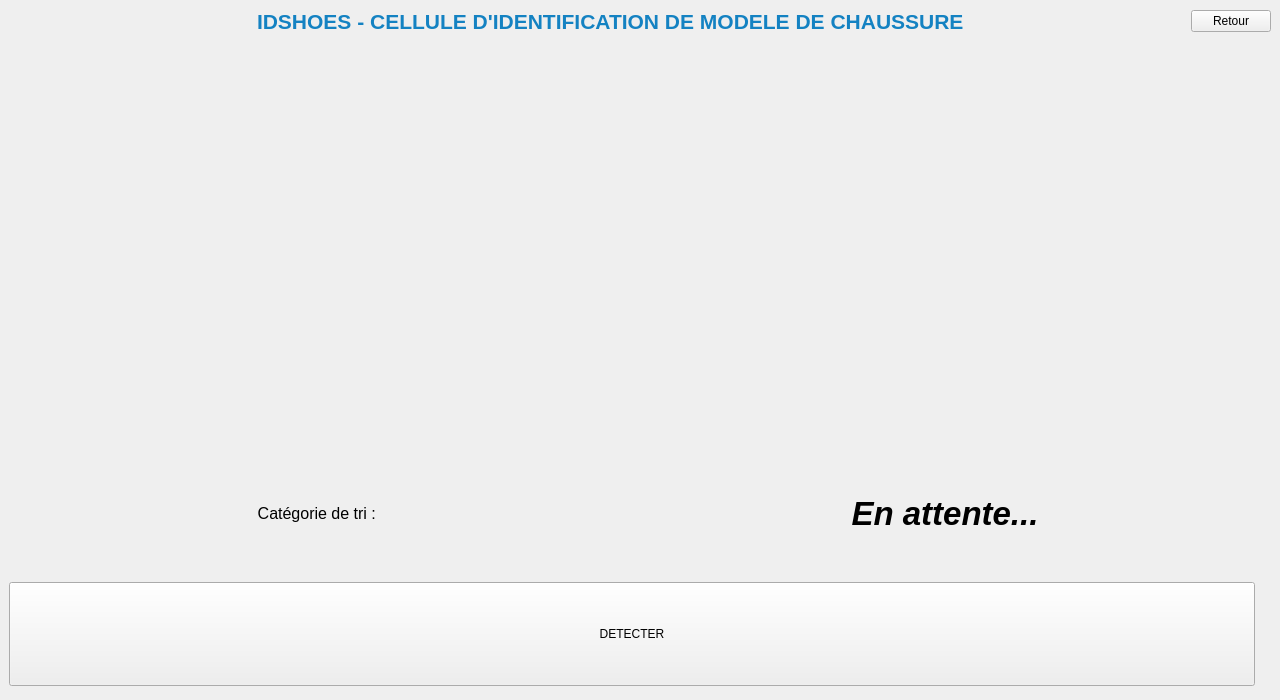
This is QtProjects/idshoes_poc_decathlon_demo_window.ui in spizberg/poc_decathlon as Qt 5 draws it before an edit. The edited form follows.
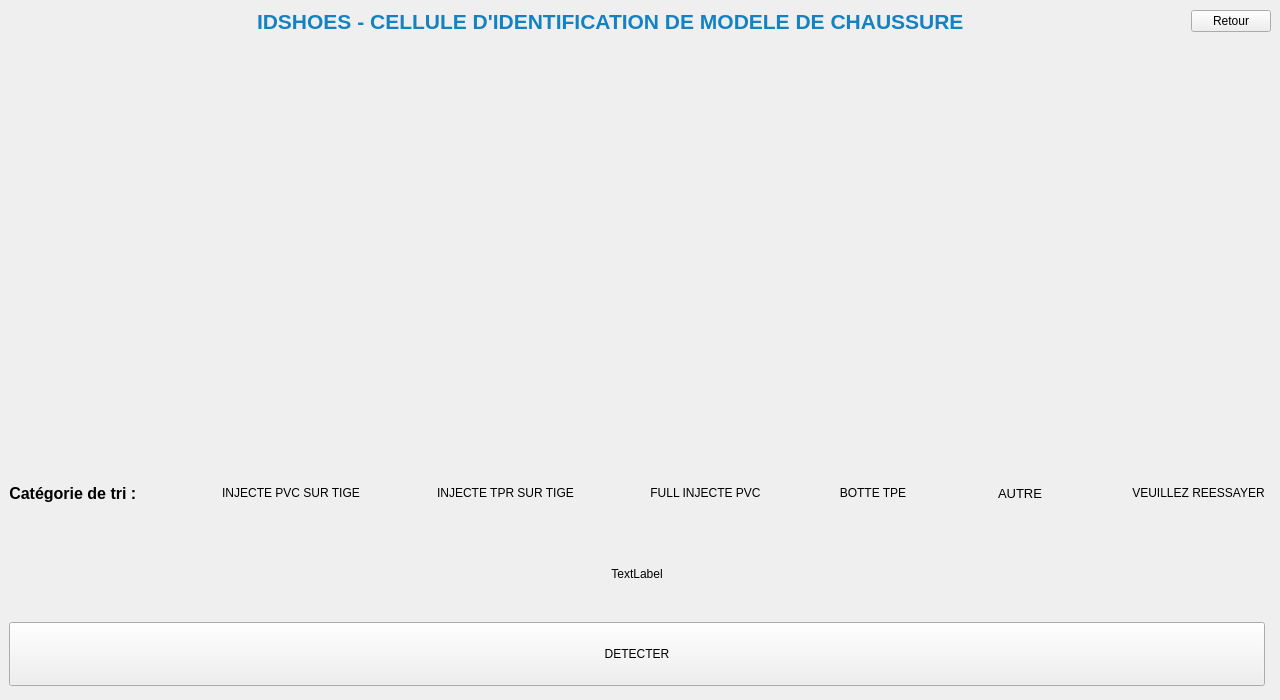
This is the edited form. Icons and pictures are not drawn.

Commit message: Retire confidence button

Patch:
```diff
--- a/QtProjects/idshoes_poc_decathlon_demo_window.ui
+++ b/QtProjects/idshoes_poc_decathlon_demo_window.ui
@@ -182,13 +182,15 @@
             </property>
             <property name="maximumSize">
              <size>
-              <width>16777215</width>
+              <width>250</width>
               <height>100</height>
              </size>
             </property>
             <property name="font">
              <font>
               <pointsize>12</pointsize>
+              <weight>75</weight>
+              <bold>true</bold>
              </font>
             </property>
             <property name="text">
@@ -203,17 +205,187 @@
            </widget>
           </item>
           <item>
-           <widget class="QLabel" name="bacPredictionLabel">
+           <spacer name="horizontalSpacer_3">
+            <property name="orientation">
+             <enum>Qt::Horizontal</enum>
+            </property>
+            <property name="sizeType">
+             <enum>QSizePolicy::Fixed</enum>
+            </property>
+            <property name="sizeHint" stdset="0">
+             <size>
+              <width>75</width>
+              <height>20</height>
+             </size>
+            </property>
+           </spacer>
+          </item>
+          <item>
+           <widget class="QLabel" name="ipstLabel">
+            <property name="sizePolicy">
+             <sizepolicy hsizetype="MinimumExpanding" vsizetype="Preferred">
+              <horstretch>0</horstretch>
+              <verstretch>0</verstretch>
+             </sizepolicy>
+            </property>
+            <property name="text">
+             <string>INJECTE PVC SUR TIGE</string>
+            </property>
+            <property name="alignment">
+             <set>Qt::AlignCenter</set>
+            </property>
+           </widget>
+          </item>
+          <item>
+           <spacer name="horizontalSpacer_4">
+            <property name="orientation">
+             <enum>Qt::Horizontal</enum>
+            </property>
+            <property name="sizeHint" stdset="0">
+             <size>
+              <width>40</width>
+              <height>20</height>
+             </size>
+            </property>
+           </spacer>
+          </item>
+          <item>
+           <widget class="QLabel" name="itspLabel">
+            <property name="sizePolicy">
+             <sizepolicy hsizetype="MinimumExpanding" vsizetype="Preferred">
+              <horstretch>0</horstretch>
+              <verstretch>0</verstretch>
+             </sizepolicy>
+            </property>
+            <property name="text">
+             <string>INJECTE TPR SUR TIGE</string>
+            </property>
+            <property name="alignment">
+             <set>Qt::AlignCenter</set>
+            </property>
+           </widget>
+          </item>
+          <item>
+           <spacer name="horizontalSpacer_5">
+            <property name="orientation">
+             <enum>Qt::Horizontal</enum>
+            </property>
+            <property name="sizeHint" stdset="0">
+             <size>
+              <width>40</width>
+              <height>20</height>
+             </size>
+            </property>
+           </spacer>
+          </item>
+          <item>
+           <widget class="QLabel" name="fipLabel">
+            <property name="sizePolicy">
+             <sizepolicy hsizetype="MinimumExpanding" vsizetype="Preferred">
+              <horstretch>0</horstretch>
+              <verstretch>0</verstretch>
+             </sizepolicy>
+            </property>
+            <property name="text">
+             <string>FULL INJECTE PVC</string>
+            </property>
+            <property name="alignment">
+             <set>Qt::AlignCenter</set>
+            </property>
+           </widget>
+          </item>
+          <item>
+           <spacer name="horizontalSpacer_6">
+            <property name="orientation">
+             <enum>Qt::Horizontal</enum>
+            </property>
+            <property name="sizeHint" stdset="0">
+             <size>
+              <width>40</width>
+              <height>20</height>
+             </size>
+            </property>
+           </spacer>
+          </item>
+          <item>
+           <widget class="QLabel" name="btLabel">
+            <property name="sizePolicy">
+             <sizepolicy hsizetype="MinimumExpanding" vsizetype="Preferred">
+              <horstretch>0</horstretch>
+              <verstretch>0</verstretch>
+             </sizepolicy>
+            </property>
+            <property name="text">
+             <string>BOTTE TPE</string>
+            </property>
+            <property name="alignment">
+             <set>Qt::AlignCenter</set>
+            </property>
+           </widget>
+          </item>
+          <item>
+           <spacer name="horizontalSpacer_7">
+            <property name="orientation">
+             <enum>Qt::Horizontal</enum>
+            </property>
+            <property name="sizeHint" stdset="0">
+             <size>
+              <width>40</width>
+              <height>20</height>
+             </size>
+            </property>
+           </spacer>
+          </item>
+          <item>
+           <widget class="QLabel" name="autreLabel">
+            <property name="sizePolicy">
+             <sizepolicy hsizetype="MinimumExpanding" vsizetype="Preferred">
+              <horstretch>0</horstretch>
+              <verstretch>0</verstretch>
+             </sizepolicy>
+            </property>
             <property name="font">
              <font>
-              <pointsize>25</pointsize>
-              <weight>75</weight>
-              <italic>true</italic>
-              <bold>true</bold>
+              <pointsize>10</pointsize>
+              <weight>50</weight>
+              <italic>false</italic>
+              <bold>false</bold>
              </font>
             </property>
             <property name="text">
-             <string>En attente...</string>
+             <string>AUTRE</string>
+            </property>
+            <property name="alignment">
+             <set>Qt::AlignCenter</set>
+            </property>
+           </widget>
+          </item>
+          <item>
+           <spacer name="horizontalSpacer_8">
+            <property name="orientation">
+             <enum>Qt::Horizontal</enum>
+            </property>
+            <property name="sizeHint" stdset="0">
+             <size>
+              <width>40</width>
+              <height>20</height>
+             </size>
+            </property>
+           </spacer>
+          </item>
+          <item>
+           <widget class="QLabel" name="noneLabel">
+            <property name="sizePolicy">
+             <sizepolicy hsizetype="MinimumExpanding" vsizetype="Preferred">
+              <horstretch>0</horstretch>
+              <verstretch>0</verstretch>
+             </sizepolicy>
+            </property>
+            <property name="frameShadow">
+             <enum>QFrame::Plain</enum>
+            </property>
+            <property name="text">
+             <string>VEUILLEZ REESSAYER</string>
             </property>
             <property name="alignment">
              <set>Qt::AlignCenter</set>
@@ -222,6 +394,19 @@
           </item>
          </layout>
         </item>
+        <item>
+         <widget class="QLabel" name="confidenceLabel">
+          <property name="enabled">
+           <bool>true</bool>
+          </property>
+          <property name="text">
+           <string>TextLabel</string>
+          </property>
+          <property name="alignment">
+           <set>Qt::AlignCenter</set>
+          </property>
+         </widget>
+        </item>
         <item>
          <layout class="QHBoxLayout" name="horizontalLayout_3">
           <property name="spacing">
```
The commit also changes 3 other files.
